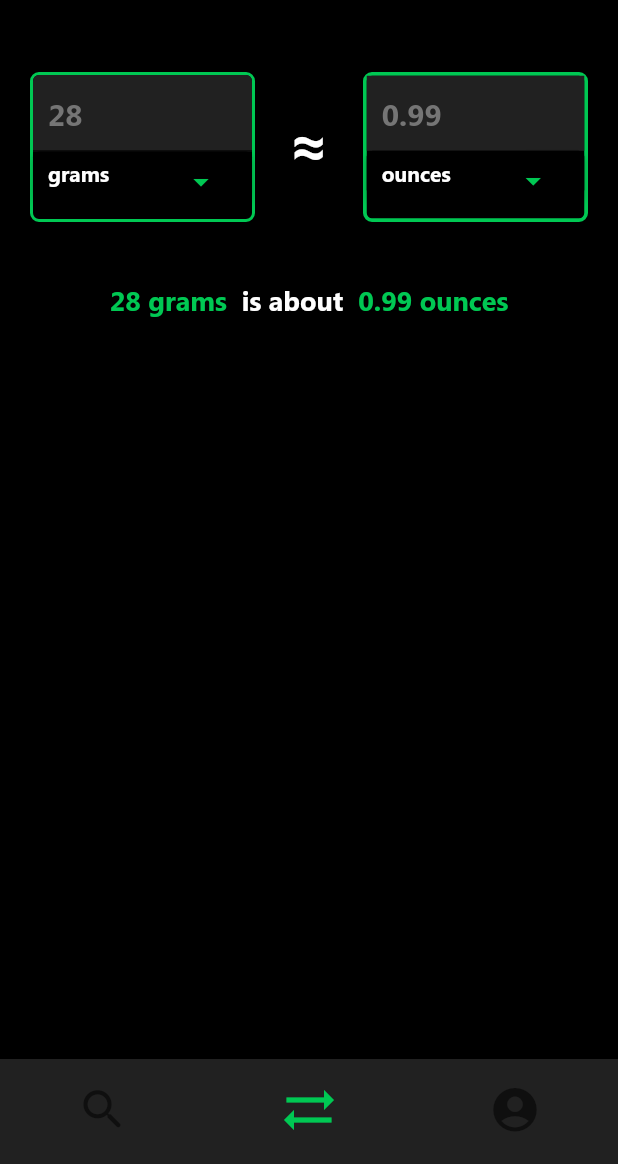
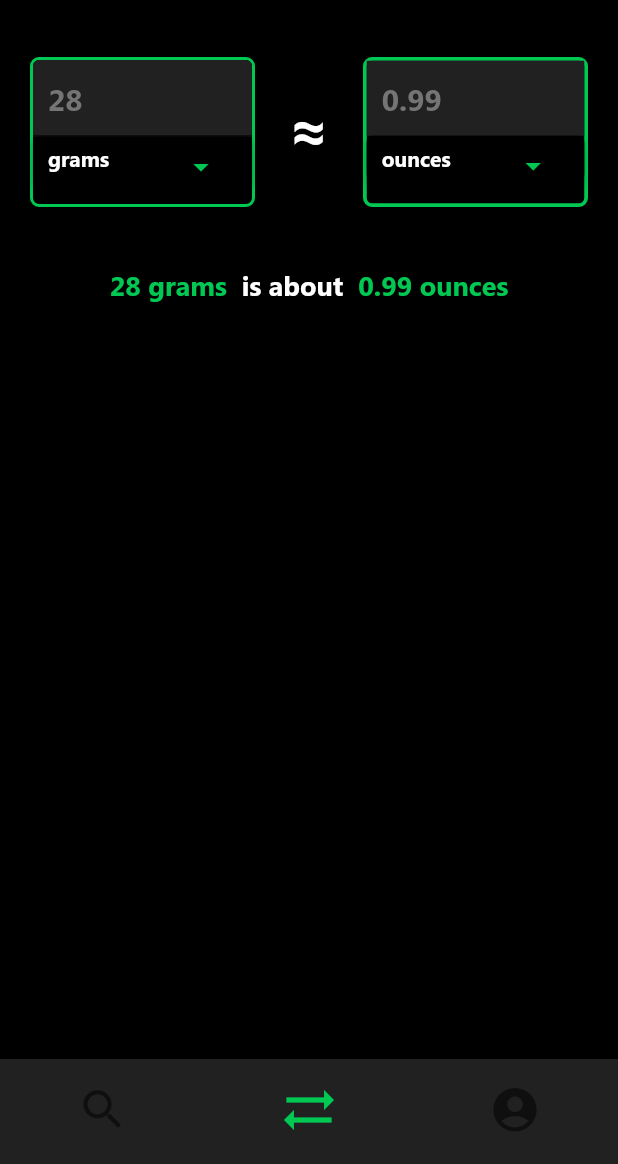
Before and after one commit to cezar-r/weedipedia, a Flutter app: the screen it shows after launch, item 2 of the bottom bar chosen, on a phone screen of 412 x 824 dp, the part 72-1236 px from its top. Run offline on Flutter 3.47's test engine with Material 2 defaults, Android fonts, the light colour scheme and no system bars; our stand-ins replace shared_preferences; missing offline and left inert: flappy_search_bar; statements that could not run were skipped.

Commit message:
More slight upgrades

```diff
--- a/lib/ConvertPage.dart
+++ b/lib/ConvertPage.dart
@@ -9,9 +9,9 @@ import 'main.dart';
 
 /// A class that represents a converter to convert different weight metrics
 class Converter {
-  String? _convertFrom = 'grams';
-  String? _convertTo = 'ounces';
-  String _convertedAmount = '0.99';
+  String? _convertFrom = AppUser.getConvertFrom();
+  String? _convertTo = AppUser.getConvertTo();
+  String _convertedAmount = AppUser.getConvertedAmount();
   bool _converted = false;
   final TextEditingController _controllerFrom = TextEditingController();
 
@@ -21,23 +21,23 @@ class Converter {
   void _convert() {
     String ogAmount = _controllerFrom.text;
     if (ogAmount == '') {
-      ogAmount = "28";
+      ogAmount = AppUser.getOgAmount();
     }
     var _amount = int.parse(ogAmount);
     int mg = Constants.convertFrom[_convertFrom] * _amount;
     num displayAmount = mg / Constants.convertFrom[_convertTo];
     _converted = true;
     _convertedAmount = displayAmount.toStringAsFixed(2);
+    AppUser.setConvertedAmount(_convertedAmount);
+    AppUser.setOgAmount(ogAmount);
   }
 
   /// Returns a list of text widgets that describe the conversion
   /// "1000 milligrams is about 1 gram"
   List<Text> strRep() {
     List<Text> list = [];
-    String ogAmount = _controllerFrom.text;
-    if (ogAmount == '') {
-      ogAmount = '28';
-    }
+    String ogAmount = AppUser.getOgAmount();
+
     list.add(Text(
       "$ogAmount $_convertFrom",
       style: style(color: AppUser.getColor(), fontSize: 18),
@@ -160,9 +160,11 @@ class _ConvertPage extends State<ConvertPage> {
                       if (from == 'from') {
                         c._convertFrom = text.data.toString();
                         c._convert();
+                        AppUser.setConvertFrom(c._convertFrom!);
                       } else {
                         c._convertTo = text.data.toString();
                         c._convert();
+                        AppUser.setConvertTo(c._convertTo!);
                       }
                       setState(() {
 
@@ -193,7 +195,7 @@ class _ConvertPage extends State<ConvertPage> {
         backgroundColor: Colors.black,
         appBar: Constants.appBar(),
         body: Container(
-         padding: const EdgeInsets.fromLTRB(20, 40, 20, 20),
+         padding: const EdgeInsets.fromLTRB(20, 30, 20, 20),
           child: Column(
             children: <Widget>[Row(
               mainAxisAlignment: MainAxisAlignment.spaceBetween,
@@ -221,7 +223,7 @@ class _ConvertPage extends State<ConvertPage> {
                             controller: c._controllerFrom,
                             keyboardType: TextInputType.number,
                             decoration: InputDecoration(
-                              hintText: '28',
+                              hintText: AppUser.getOgAmount(),
                               hintStyle: style(color: Colors.grey[600], fontSize: 20),
                               fillColor: Colors.grey[900],
                               filled: true,
@@ -239,7 +241,7 @@ class _ConvertPage extends State<ConvertPage> {
                                 mainAxisAlignment: MainAxisAlignment.spaceBetween,
                                 children: <Widget>[
                                   Text(
-                                    c._convertFrom!,
+                                    AppUser.getConvertFrom(),
                                     style: style(fontSize: 14),
                                   ),
                                   IconButton(
@@ -291,9 +293,11 @@ class _ConvertPage extends State<ConvertPage> {
                             color: Colors.grey[900],
                             child : Align(
                               alignment: Alignment.centerLeft,
-                              child: Text(
-                                c._converted ? c._convertedAmount : "0.99",
-                                style: style(color: c._converted ? Colors.white : Colors.grey[600], fontSize: 20),
+                              child: SelectableText(
+
+                                  c._convertedAmount,
+                                  style: style(color: c._converted ? Colors.white : Colors.grey[600], fontSize: 20),
+
                               ),
                             ),
                         ),
@@ -307,7 +311,7 @@ class _ConvertPage extends State<ConvertPage> {
                                   mainAxisAlignment: MainAxisAlignment.spaceBetween,
                                   children: <Widget>[
                                     Text(
-                                      c._convertTo!,
+                                      AppUser.getConvertTo(),
                                       style: style(fontSize: 14),
                                     ),
                                     IconButton(
--- a/lib/app_user.dart
+++ b/lib/app_user.dart
@@ -95,4 +95,48 @@ class AppUser {
     String strSaved = json.encode(recent);
     _prefsInstance?.setString('recent', strSaved);
   }
+
+  /// returns the convert from metric
+  static String getConvertFrom() {
+    String convertFrom = _prefsInstance?.getString('convertFrom') ?? 'grams';
+    return convertFrom;
+  }
+
+  /// sets the convert from metric
+  static void setConvertFrom(String convertFrom) {
+    _prefsInstance?.setString('convertFrom', convertFrom);
+  }
+
+  /// gets the convert to metric
+  static String getConvertTo() {
+    String convertFrom = _prefsInstance?.getString('convertTo') ?? 'ounces';
+    return convertFrom;
+  }
+
+  /// sets the convert to metric
+  static void setConvertTo(String convertTo) {
+    _prefsInstance?.setString('convertTo', convertTo);
+  }
+
+  /// returns the amount of the convert from metric
+  static String getOgAmount() {
+    String ogAmount = _prefsInstance?.getString('ogAmount') ?? '28';
+    return ogAmount;
+  }
+
+  /// sets the amount of the convert from metric
+  static void setOgAmount(String ogAmount) {
+    _prefsInstance?.setString('ogAmount', ogAmount);
+  }
+
+  /// gets the amount of the convert to metric
+  static String getConvertedAmount() {
+    String convertedAmount = _prefsInstance?.getString('convertedAmount') ?? '0.99';
+    return convertedAmount;
+  }
+
+  /// sets the amount of the convert to metric
+  static void setConvertedAmount(String convertedAmount) {
+    _prefsInstance?.setString('convertedAmount', convertedAmount);
+  }
 }
--- a/lib/main.dart
+++ b/lib/main.dart
@@ -16,6 +16,8 @@ DONE: Get rid of press animation on heart button
 DONE: Swipe to navigate
   Animations
 Loading Screen
+DONE: Swipe from Result Page
+DONE: Remember info from convert page
 */
 /// Home Screen Page
 
```
Also changed, not shown: lib/ResultPage.dart (+16 -1 lines), lib/color_page.dart (+10 -1 lines).
